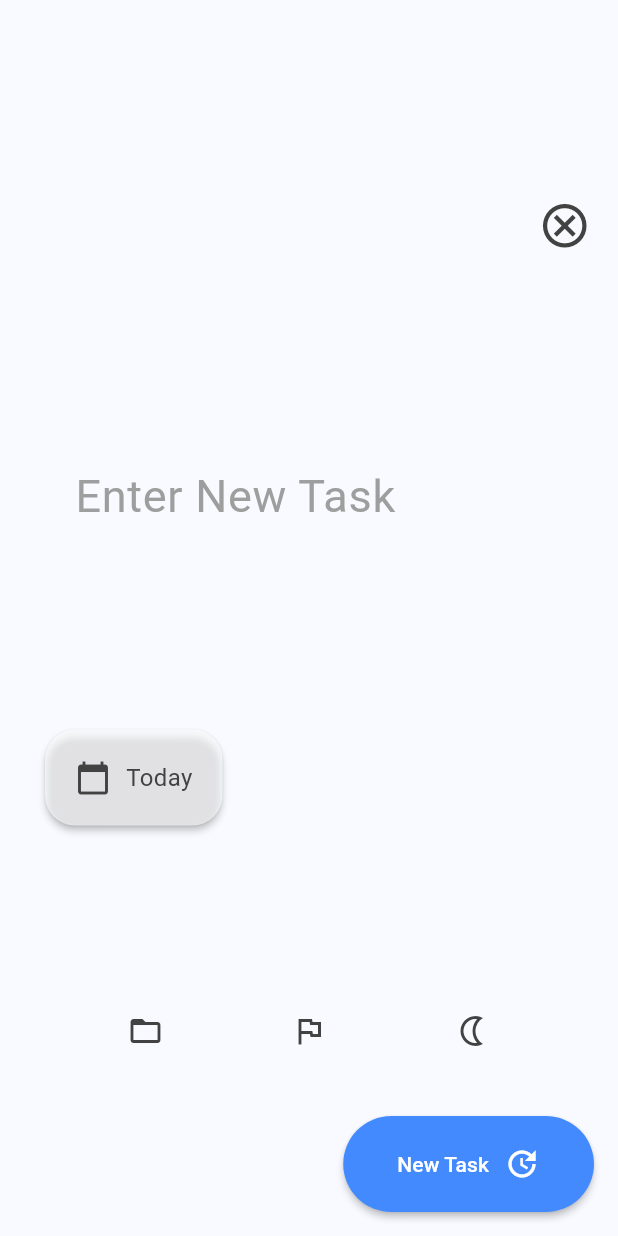
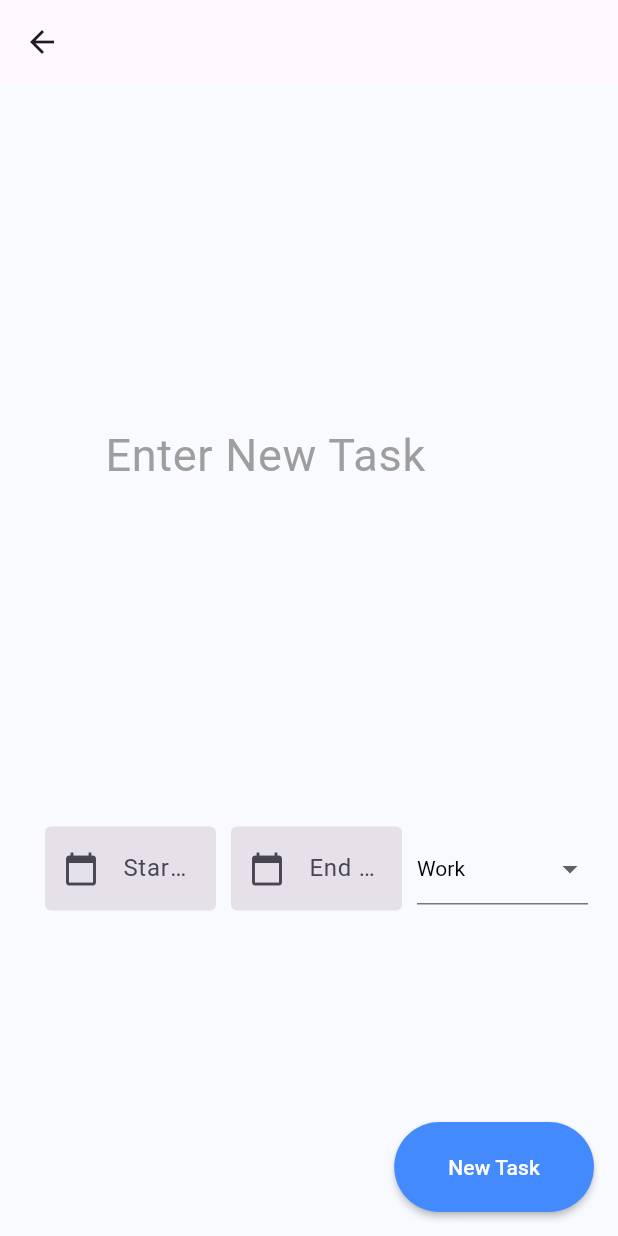
Before and after one commit to STARLIGHT017ME/api_calls_test1, a Flutter app: the Addnewtask screen opened directly with empty values, on a phone screen of 412 x 824 dp. Run offline on Flutter 3.47's test engine with Material 3 defaults, Android fonts, the phone set to English and light mode, and no system bars.

Commit message:
modified_with_date

```diff
--- a/lib/Addnewtask.dart
+++ b/lib/Addnewtask.dart
@@ -1,36 +1,42 @@
 import 'package:flutter/material.dart';
 
-class Addnewtask extends StatelessWidget {
-  final Function(String) onTaskAdded;
+class Addnewtask extends StatefulWidget {
+  final Function(String, DateTime?, String) onTaskAdded;
+  const Addnewtask({
+    Key? key,
+    required this.onTaskAdded,
+  }) : super(key: key);
+
+  @override
+  State<Addnewtask> createState() => _AddnewtaskState();
+}
+
+class _AddnewtaskState extends State<Addnewtask> {
   final TextEditingController _textcontroller = TextEditingController();
-  Addnewtask({super.key, required this.onTaskAdded});
+  final TextEditingController _startdatecontroller = TextEditingController();
+  final TextEditingController _enddatecontroller = TextEditingController();
+
+  DateTime? _dueDate;
+
+  String _selectedCategory = "Work";
+
+  List<String> categories = ['Work', 'Personal', 'Shopping'];
 
   @override
   Widget build(BuildContext context) {
     return Scaffold(
       backgroundColor: const Color.fromRGBO(248, 250, 255, 2),
-      body: Column(
+      appBar: AppBar(),
+      body: Padding(
+        padding: const EdgeInsets.symmetric(horizontal: 20.0),
+        child: Column(
           mainAxisAlignment: MainAxisAlignment.spaceEvenly,
           children: [
-          Align(
-            alignment: Alignment.topRight,
-            child: Padding(
-              padding: const EdgeInsets.only(right: 10.0),
-              child: IconButton(
-                  onPressed: () {
-                    Navigator.pop(context);
-                  },
-                  icon: Icon(
-                    Icons.cancel_outlined,
-                    size: 35,
-                    color: Colors.grey.shade800,
-                  )),
-            ),
-          ),
             Padding(
               padding: const EdgeInsets.only(left: 50.0, right: 50.0),
               child: TextField(
-              controller: _textcontroller, // To collect the text from the text field
+                controller:
+                    _textcontroller, // To collect the text from the text field
                 cursorHeight: 35,
                 cursorColor: Colors.blue.shade500,
                 style: const TextStyle(fontSize: 30),
@@ -46,66 +52,78 @@ class Addnewtask extends StatelessWidget {
             ),
             Row(
               children: [
-              Padding(
-                padding: const EdgeInsets.only(left: 30.0, right: 50.0),
-                child: RawMaterialButton(
-                  onPressed: () {},
-                  elevation: 2.0,
-                  fillColor: Colors.white60,
-                  shape: RoundedRectangleBorder(
-                    borderRadius: BorderRadius.circular(20),
+                const SizedBox(
+                    width: 10), // Adjust the width as needed for spacing
+
+                Expanded(
+                  child: TextField(
+                    controller: _startdatecontroller,
+                    decoration: const InputDecoration(
+                      labelText: "Start Date",
+                      filled: true,
+                      prefixIcon: Icon(Icons.calendar_today),
+                      enabledBorder:
+                          OutlineInputBorder(borderSide: BorderSide.none),
+                      focusedBorder:
+                          OutlineInputBorder(borderSide: BorderSide.none),
                     ),
-                  child: Padding(
-                    padding: const EdgeInsets.symmetric(
-                        horizontal: 20, vertical: 20),
-                    child: Row(
-                      children: [
-                        Icon(
-                          Icons.calendar_today,
-                          color: Colors.grey.shade800,
+                    readOnly: true,
+                    onTap: () {
+                      _selectedDate();
+                    },
+                  ),
                 ),
                 const SizedBox(
-                          height: 10,
-                          width: 10,
+                    width: 10), // Adjust the width as needed for spacing
+
+                Expanded(
+                  child: TextField(
+                    controller: _enddatecontroller,
+                    decoration: const InputDecoration(
+                      labelText: "End Date",
+                      filled: true,
+                      prefixIcon: Icon(Icons.calendar_today),
+                      enabledBorder:
+                          OutlineInputBorder(borderSide: BorderSide.none),
+                      focusedBorder:
+                          OutlineInputBorder(borderSide: BorderSide.none),
                     ),
-                        Text(
-                          "Today",
-                          style: TextStyle(
-                            fontSize: 16,
-                            color: Colors.grey.shade800,
-                          ),
-                        )
-                      ],
+                    readOnly: true,
+                    onTap: () {
+                      _selectedDate();
+                    },
                   ),
                 ),
+                const SizedBox(
+                    width: 10), // Adjust the width as needed for spacing
+
+                Expanded(
+                  child: DropdownButtonFormField<String>(
+                    value: _selectedCategory,
+                    onChanged: (String? newvalue) {
+                      setState(() {
+                        _selectedCategory = newvalue!;
+                      });
+                    },
+                    items: categories.map((String categories) {
+                      return DropdownMenuItem<String>(
+                        value: categories,
+                        child: Text(categories),
+                      );
+                    }).toList(),
+                    style: const TextStyle(color: Colors.black),
                   ),
-              )
-            ],
-          ),
-          Row(
-            mainAxisAlignment: MainAxisAlignment.spaceEvenly,
-            children: [
-              Icon(
-                Icons.folder_open,
-                color: Colors.grey.shade800,
-              ),
-              Icon(
-                Icons.flag_outlined,
-                color: Colors.grey.shade800,
-              ),
-              Icon(
-                Icons.nightlight_outlined,
-                color: Colors.grey.shade800,
                 ),
               ],
             )
           ],
         ),
+      ),
       floatingActionButton: MaterialButton(
         onPressed: () {
           String newtask = _textcontroller.text.trim();
           if (newtask.isNotEmpty) {
-            onTaskAdded(newtask);
+            widget.onTaskAdded(newtask, _dueDate, _selectedCategory);
             Navigator.pop(context);
           }
         },
@@ -122,17 +140,25 @@ class Addnewtask extends StatelessWidget {
                 "New Task",
                 style: TextStyle(color: Colors.white),
               ),
-              SizedBox(
-                width: 10,
-              ),
-              Icon(
-                Icons.update_sharp,
-                color: Colors.white,
-              )
             ],
           ),
         ),
       ),
     );
   }
+
+  /* CODE FOR THE USER TO SELCECT A DATE */
+  Future<void> _selectedDate() async {
+    DateTime? _picked = await showDatePicker(
+        context: context,
+        firstDate: DateTime(2000),
+        lastDate: DateTime(2100),
+        initialDate: DateTime.now());
+
+    if (_picked != null) {
+      setState(() {
+        _startdatecontroller.text = _picked.toString().split(" ")[0];
+      });
     }
+  }
+}
--- a/lib/main.dart
+++ b/lib/main.dart
@@ -10,6 +10,6 @@ class MyApp extends StatelessWidget {
 
   @override
   Widget build(BuildContext context) {
-    return MaterialApp(home: Homepage());
+    return const MaterialApp(home: Homepage());
   }
 }
--- /dev/null
+++ b/lib/task.dart
@@ -0,0 +1,7 @@
+class Task {
+  String title;
+  DateTime? duedate;
+  final String categories;
+
+  Task(this.categories, {required this.title, this.duedate});
+}
--- a/pubspec.yaml
+++ b/pubspec.yaml
@@ -37,6 +37,7 @@ dependencies:
   cupertino_icons: ^1.0.6
   linear_progress_bar: ^1.1.1
   shared_preferences: ^2.2.3
+  flutter_local_notifications: ^17.2.1
 
 dev_dependencies:
   flutter_test:
```
Also changed, not shown: lib/EditTask.dart (added, +143 -0 lines), lib/Homepage.dart (+29 -12 lines), pubspec.lock, 2 other files. Lines whose indentation alone changed are shown as unchanged.
